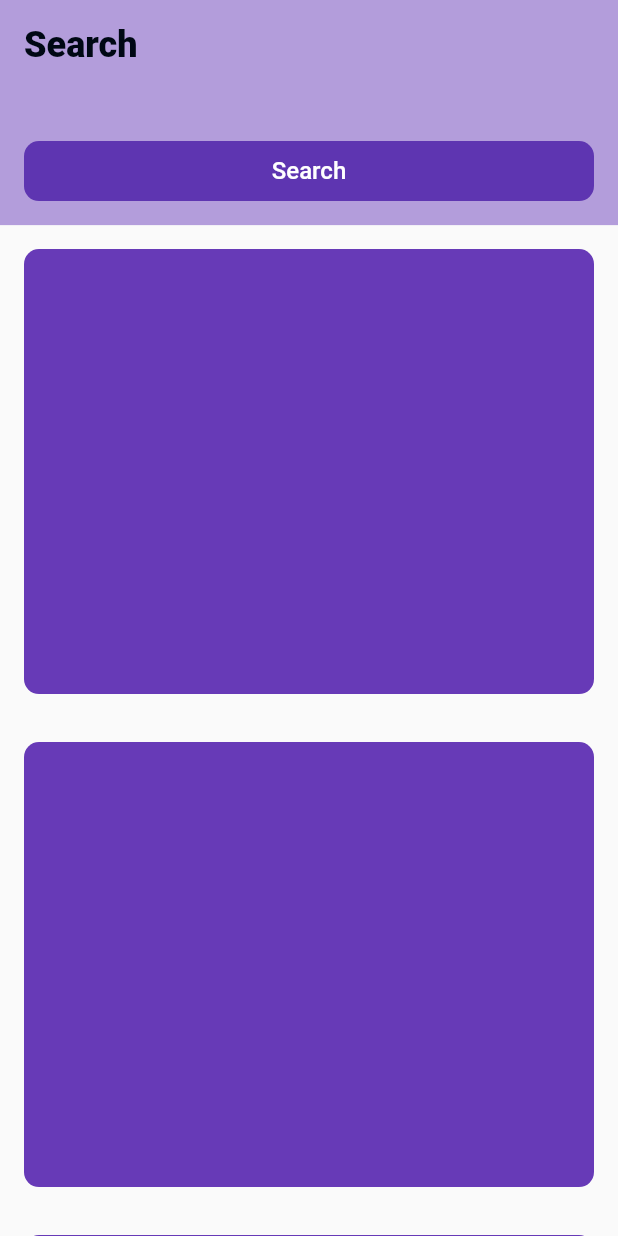
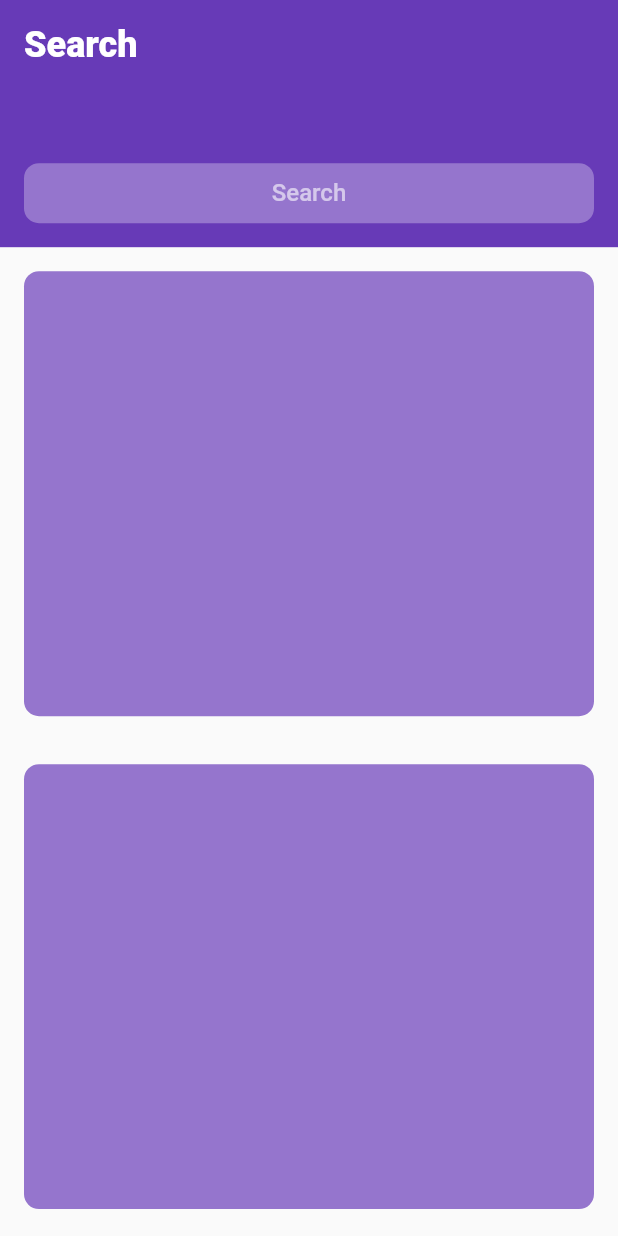
Before and after one commit to SubashXess/Institute-App, a Flutter app: the screen it shows after launch, on a phone screen of 412 x 824 dp. Run offline on Flutter 3.47's test engine with Material 2 defaults, Android fonts, the phone set to English and light mode, and no system bars; our stand-ins replace badges, flutter_svg.

Commit message:
animation-1

```diff
--- a/lib/main.dart
+++ b/lib/main.dart
@@ -20,7 +20,7 @@ class MyApp extends StatelessWidget {
         title: 'Institute App',
         debugShowCheckedModeBanner: false,
         theme: ThemeData(primarySwatch: Colors.blue),
-        initialRoute: '/testpage1', // signin_page   dashboard
+        initialRoute: '/testpage2', // signin_page   dashboard
         routes: routes,
       ),
     );
--- a/lib/screens/searchpage/searchpage.dart
+++ b/lib/screens/searchpage/searchpage.dart
@@ -1,8 +1,5 @@
 import 'package:flutter/material.dart';
 import 'package:institute_app/constants/dimensions.dart';
-import 'package:institute_app/constants/textstyles.dart';
-import 'package:institute_app/constants/themes.dart';
-
 import '../../widgets/dashboard_appbar_widget.dart';
 import '../../widgets/textform_widget.dart';
 
--- a/lib/screens/test_page/test_page2.dart
+++ b/lib/screens/test_page/test_page2.dart
@@ -1,3 +1,5 @@
+// ignore_for_file: avoid_print
+
 import 'package:flutter/material.dart';
 import 'package:institute_app/constants/textstyles.dart';
 
@@ -9,57 +11,59 @@ class TestPage2 extends StatefulWidget {
 }
 
 class _TestPage2State extends State<TestPage2> {
+  late ScrollController _scrollController;
   Duration duration = const Duration(milliseconds: 1500);
+  bool selected = false;
+  bool isVisible = true;
+  double opacityLevel = 1.0;
+
+  @override
+  void initState() {
+    super.initState();
+    _scrollController = ScrollController()..addListener(onListen);
+  }
+
+  @override
+  void dispose() {
+    _scrollController.removeListener(onListen);
+    _scrollController.dispose();
+    super.dispose();
+  }
+
+  void onListen() {
+    if (_scrollController.position.pixels >= 16.0) {
+      onHide();
+    } else {
+      onShow();
+    }
+  }
+
+  void onShow() {
+    if (!isVisible) setState(() => isVisible = true);
+  }
+
+  void onHide() {
+    if (isVisible) setState(() => isVisible = false);
+  }
 
   @override
   Widget build(BuildContext context) {
     Size size = MediaQuery.of(context).size;
+    print('Loads');
     return Scaffold(
-      body: CustomScrollView(
-        slivers: [
-          SliverAppBar(
-            floating: false,
-            pinned: true,
-            automaticallyImplyLeading: false,
-            backgroundColor: Colors.deepPurple,
-            expandedHeight: 116.0,
-            flexibleSpace: FlexibleSpaceBar(
-              titlePadding: EdgeInsets.zero,
-              expandedTitleScale: 1.0,
-              title: SafeArea(
-                child: Container(
+      body: SizedBox(
         width: size.width,
-                  padding: const EdgeInsets.all(16.0),
-                  color: Colors.deepPurple,
-                  child: Column(
-                    crossAxisAlignment: CrossAxisAlignment.start,
+        child: Stack(
           children: [
-                      Text('Search',
-                          style: AppTextStyle.h0TextStyle(color: Colors.white)),
-                      Container(
-                        width: size.width,
-                        height: 40.0,
-                        alignment: Alignment.centerLeft,
-                        margin: const EdgeInsets.only(top: 16.0),
-                        padding: const EdgeInsets.symmetric(horizontal: 16.0),
-                        decoration: BoxDecoration(
-                          borderRadius: BorderRadius.circular(10.0),
-                          color: Colors.white38,
-                        ),
-                        child: Text(
-                          'Artists, Sings, Lyrics and More',
-                          style: AppTextStyle.h4TextStyle(
-                              color: Colors.white60,
-                              fontWeight: FontWeight.w500),
-                        ),
-                      ),
-                    ],
-                  ),
-                ),
-              ),
-            ),
-          ),
-          SliverToBoxAdapter(
+            SingleChildScrollView(
+              controller: _scrollController,
+              child: AnimatedContainer(
+                duration: duration,
+                curve: Curves.fastLinearToSlowEaseIn,
+                padding: EdgeInsets.only(
+                    top: selected || !isVisible
+                        ? size.height * 0.14
+                        : size.height * 0.20),
                 child: Column(
                   children: [
                     Container(
@@ -68,7 +72,7 @@ class _TestPage2State extends State<TestPage2> {
                       margin: const EdgeInsets.all(16.0),
                       decoration: BoxDecoration(
                         borderRadius: BorderRadius.circular(10.0),
-                    color: Colors.deepPurple.shade200,
+                        color: Colors.deepPurple.shade300,
                       ),
                     ),
                     Container(
@@ -77,7 +81,7 @@ class _TestPage2State extends State<TestPage2> {
                       margin: const EdgeInsets.all(16.0),
                       decoration: BoxDecoration(
                         borderRadius: BorderRadius.circular(10.0),
-                    color: Colors.deepPurple.shade200,
+                        color: Colors.deepPurple.shade300,
                       ),
                     ),
                     Container(
@@ -86,7 +90,7 @@ class _TestPage2State extends State<TestPage2> {
                       margin: const EdgeInsets.all(16.0),
                       decoration: BoxDecoration(
                         borderRadius: BorderRadius.circular(10.0),
-                    color: Colors.deepPurple.shade200,
+                        color: Colors.deepPurple.shade300,
                       ),
                     ),
                     Container(
@@ -95,22 +99,118 @@ class _TestPage2State extends State<TestPage2> {
                       margin: const EdgeInsets.all(16.0),
                       decoration: BoxDecoration(
                         borderRadius: BorderRadius.circular(10.0),
-                    color: Colors.deepPurple.shade200,
-                  ),
-                ),
-                Container(
-                  width: size.width,
-                  height: size.height * 0.36,
-                  margin: const EdgeInsets.all(16.0),
-                  decoration: BoxDecoration(
-                    borderRadius: BorderRadius.circular(10.0),
-                    color: Colors.deepPurple.shade200,
+                        color: Colors.deepPurple.shade300,
                       ),
                     ),
                   ],
                 ),
               ),
+            ),
+            AnimatedContainer(
+              width: size.width,
+              // height: selected ? size.height * 0.14 : size.height * 0.20,
+              height: selected || !isVisible
+                  ? size.height * 0.14
+                  : size.height * 0.20,
+              duration: duration,
+              curve: Curves.fastLinearToSlowEaseIn,
+              color: Colors.deepPurple,
+              child: SafeArea(
+                bottom: false,
+                child: Stack(
+                  children: [
+                    AnimatedSlide(
+                      duration: duration,
+                      curve: Curves.fastLinearToSlowEaseIn,
+                      offset: selected || !isVisible
+                          ? const Offset(0.0, -2.0)
+                          : const Offset(0.0, 0.0),
+                      child: AnimatedOpacity(
+                        opacity: selected ? 0.0 : 1.0,
+                        duration: duration,
+                        curve: Curves.fastLinearToSlowEaseIn,
+                        child: Padding(
+                          padding: const EdgeInsets.only(
+                              left: 16.0, right: 16.0, top: 16.0),
+                          child: Text(
+                            'Search',
+                            style:
+                                AppTextStyle.h0TextStyle(color: Colors.white),
+                          ),
+                        ),
+                      ),
+                    ),
+                    AnimatedPositioned(
+                      duration: duration,
+                      bottom: 0.0,
+                      curve: Curves.fastLinearToSlowEaseIn,
+                      child: AnimatedContainer(
+                        duration: duration,
+                        width: size.width,
+                        padding: const EdgeInsets.all(16.0),
+                        child: Row(
+                          children: [
+                            Expanded(
+                              child: GestureDetector(
+                                onTap: () {
+                                  setState(() {
+                                    selected = true;
+                                  });
+                                },
+                                child: Container(
+                                  height: 40.0,
+                                  decoration: BoxDecoration(
+                                    borderRadius: BorderRadius.circular(10.0),
+                                    color: Colors.white30,
+                                  ),
+                                  child: Center(
+                                    child: Text(
+                                      'Search',
+                                      style: AppTextStyle.h3TextStyle(
+                                          color: Colors.white60),
+                                    ),
+                                  ),
+                                ),
+                              ),
+                            ),
+                            AnimatedContainer(
+                              width: selected ? 80.0 : 0.0,
+                              height: 40.0,
+                              duration: duration,
+                              curve: Curves.fastLinearToSlowEaseIn,
+                              padding: const EdgeInsets.only(left: 16.0),
+                              alignment: Alignment.centerRight,
+                              decoration: BoxDecoration(
+                                borderRadius: BorderRadius.circular(10.0),
+                                // color: Colors.red.shade100,
+                              ),
+                              child: InkWell(
+                                splashColor: Colors.transparent,
+                                highlightColor: Colors.transparent,
+                                onTap: () {
+                                  setState(() {
+                                    selected = false;
+                                  });
+                                },
+                                child: Text(
+                                  'Cancel',
+                                  maxLines: 1,
+                                  overflow: TextOverflow.clip,
+                                  style: AppTextStyle.h3TextStyle(
+                                      color: Colors.red),
+                                ),
+                              ),
+                            ),
                           ],
+                        ),
+                      ),
+                    ),
+                  ],
+                ),
+              ),
+            ),
+          ],
+        ),
       ),
     );
   }
--- a/lib/screens/test_page/testpage1.dart
+++ b/lib/screens/test_page/testpage1.dart
@@ -146,7 +146,7 @@ class _TestPage1State extends State<TestPage1> {
                     ),
                     AnimatedPositioned(
                       height: 40.0,
-                      width: selected ? size.width / 3.0 - 48.0 : 0.0, // 2.6
+                      // width: selected ? size.width / 3.0 - 48.0 : 0.0, // 2.6
                       bottom: selected ? 16.0 : 16.0,
                       right: selected ? 16.0 : 0.0,
                       duration: duration,
@@ -166,7 +166,7 @@ class _TestPage1State extends State<TestPage1> {
                             alignment: Alignment.centerRight,
                             decoration: BoxDecoration(
                               borderRadius: BorderRadius.circular(10.0),
-                              // color: Colors.deepPurple.shade200,
+                              color: Colors.red.shade200,
                             ),
                             child: Text(
                               'Cancel',
```
Lines whose indentation alone changed are shown as unchanged.
